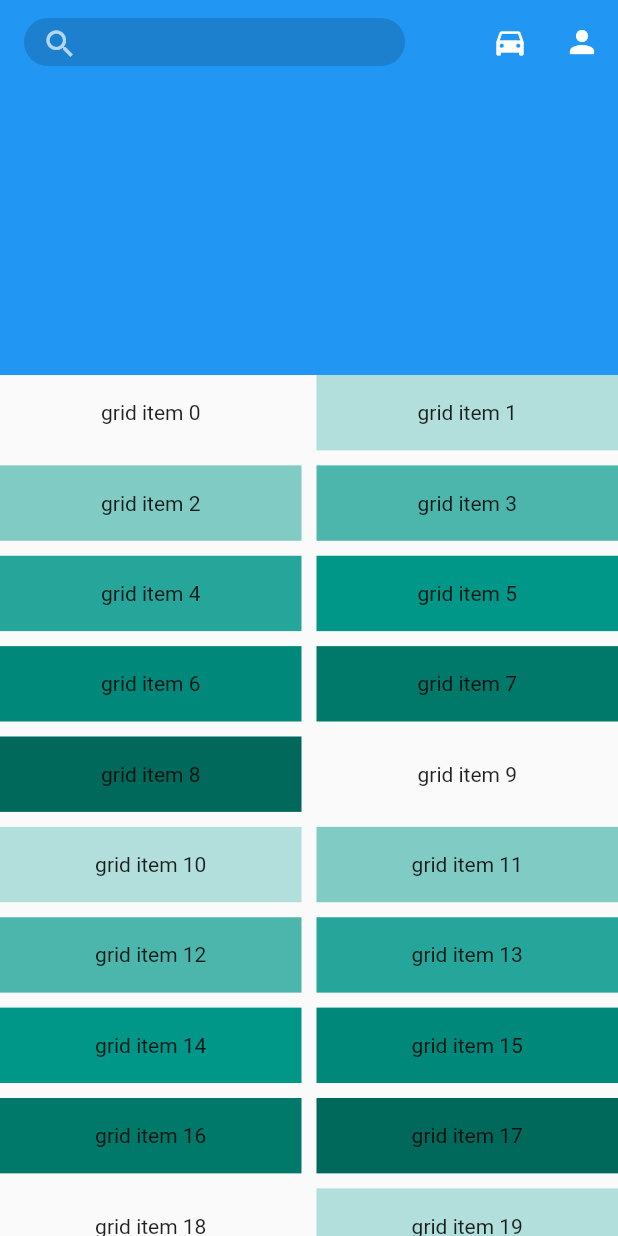
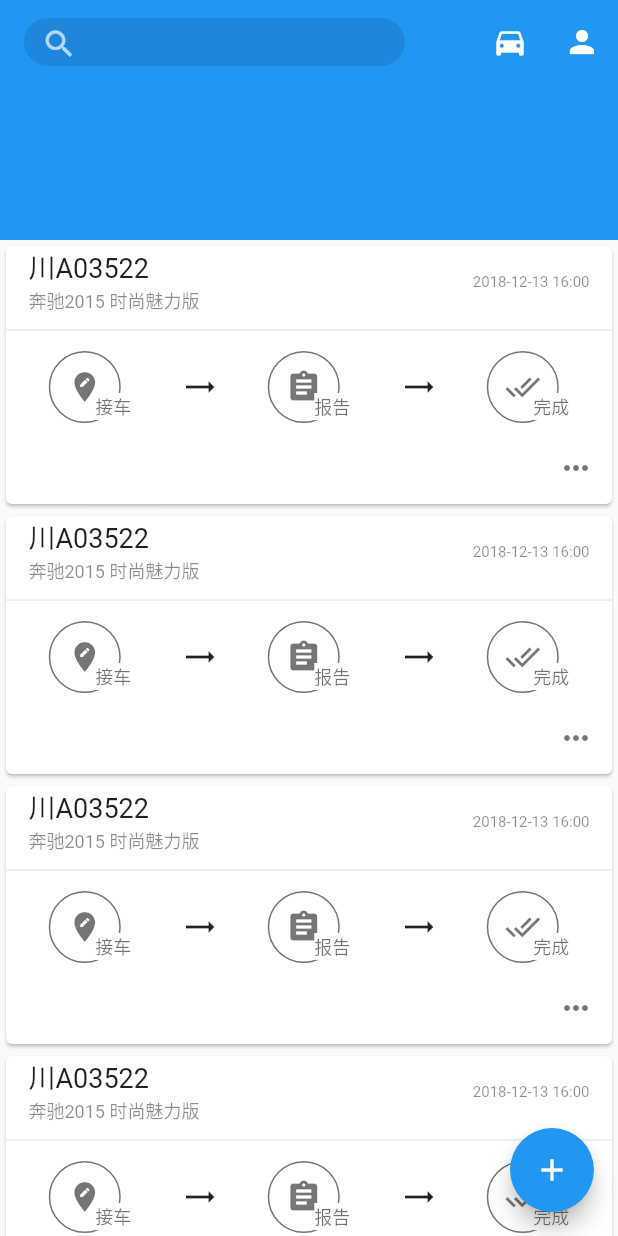
Before and after one commit to Aoqin/AUZOR_FLUTTER, a Flutter app: the screen it shows after launch, after a tap on "Home", on a phone screen of 412 x 824 dp. Run offline on Flutter 3.47's test engine with Material 2 defaults, Android fonts, the phone set to English and light mode, and no system bars.

Commit message:
接车页面

```diff
--- a/lib/components/loginForm.dart
+++ b/lib/components/loginForm.dart
@@ -11,19 +11,15 @@ class LoginForm extends StatelessWidget {
       new TextFormFieldArea(),
       new Container(
           decoration: BoxDecoration(
-            border: Border.all(width:1.0),
+            border: Border.all(width: 1.0),
             borderRadius: BorderRadius.all(Radius.circular(25.0)),
-
           ),
           width: 400.0,
-          child:
-              FlatButton(
-                onPressed: () =>
-                  Navigator.pushNamed(context, '/home')
-                ,
-                 child: new Text('LOGIN IN'),
-              )
-            ),
+          height: 48,
+          child: FlatButton(
+            onPressed: () => Navigator.pushNamed(context, '/home'),
+            child: new Text('LOGIN IN'),
+          )),
     ]));
   }
 }
@@ -37,15 +33,13 @@ class TextFormFieldArea extends StatelessWidget {
     return Container(
       decoration: BoxDecoration(
           border: Border.all(width: 1.0),
-          borderRadius: BorderRadius.all(Radius.circular(25.0))
-          ),
+          borderRadius: BorderRadius.all(Radius.circular(25.0))),
       width: 400.0,
-      margin: EdgeInsets.only(bottom:20.0) ,
+      height: 48,
+      margin: EdgeInsets.only(bottom: 20.0),
       child: TextFormField(
         decoration: InputDecoration(
-          border: InputBorder.none,
-          prefixIcon: Icon(Icons.person)
-        ),
+            border: InputBorder.none, prefixIcon: Icon(Icons.person)),
       ),
     );
   }
--- /dev/null
+++ b/lib/components/receiveCard.dart
@@ -0,0 +1,136 @@
+import 'package:flutter/material.dart';
+
+class ReceiveCard extends StatelessWidget {
+  @override
+  Widget build(BuildContext context) {
+    return Card(
+        child: Column(
+      children: <Widget>[
+        Container(
+          height: 48,
+          padding: EdgeInsets.only(left: 15.0, right: 15.0),
+          child: Row(
+            children: <Widget>[
+              Expanded(
+                  flex: 1,
+                  child: Column(children: <Widget>[
+                    Container(
+                      alignment: Alignment.centerLeft,
+                      child: Text(
+                        '川A03522',
+                        style: TextStyle(fontSize: 18, color: Colors.black87)
+                      ),
+                    ),
+                    Container(
+                      alignment: Alignment.centerLeft,
+                      child: Text('奔驰2015 时尚魅力版',
+                          style:
+                              TextStyle(fontSize: 12, color: Colors.black45)),
+                    )
+                  ])),
+              Container(
+                decoration: BoxDecoration(),
+                alignment: Alignment.centerRight,
+                child: Text(
+                  '2018-12-13 16:00',
+                  style: TextStyle(fontSize: 10, color: Colors.black45),
+                ),
+              ),
+            ],
+          ),
+        ),
+        Divider(),
+        Expanded(
+          flex: 2,
+          child: Row(
+            children: <Widget>[
+              Expanded(
+                flex: 1,
+                child: StatusOperButton(
+                  icon: Icons.edit_location,
+                  active: true,
+                  text: '接车',
+                ),
+              ),
+              Container(
+                margin: EdgeInsets.only(left: 5.0, right: 5.0),
+                child: Icon(Icons.trending_flat),
+              ),
+              Expanded(
+                flex: 1,
+                child: StatusOperButton(
+                    icon: Icons.assignment, active: false, text: '报告'),
+              ),
+              Container(
+                margin: EdgeInsets.only(left: 5.0, right: 5.0),
+                child: Icon(Icons.trending_flat),
+              ),
+              Expanded(
+                flex: 1,
+                child: StatusOperButton(
+                    icon: Icons.done_all, active: false, text: '完成'),
+              ),
+            ],
+          ),
+        ),
+        Container(
+            alignment: Alignment.centerRight,
+            child: Row(
+              children: <Widget>[
+                Expanded(
+                  child: new Container(),
+                ),
+                IconButton(
+                  icon: Icon(Icons.more_horiz, color: Colors.black54),
+                  onPressed: () {},
+                )
+              ],
+            )),
+      ],
+    ));
+  }
+}
+
+class StatusOperButton extends StatelessWidget {
+  IconData icon;
+  bool active;
+  String text;
+  StatusOperButton({this.icon, this.active, this.text});
+  @override
+  Widget build(BuildContext context) {
+    return Center(
+        child: Container(
+      width: 55,
+      height: 48,
+      child: Stack(
+        children: <Widget>[
+          Container(
+            width: 48,
+            height: 48,
+            padding: EdgeInsets.all(0.0),
+            decoration: BoxDecoration(
+                borderRadius: BorderRadius.all(Radius.circular(24.0)),
+                border: Border.all(width: 1.0, color: Colors.black54)),
+            child: IconButton(
+              icon: Icon(
+                icon,
+                color: Colors.black54,
+              ),
+              onPressed: () {},
+            ),
+          ),
+          Positioned(
+              bottom: 2,
+              right: 0,
+              child: Container(
+                decoration: BoxDecoration(color: Colors.white),
+                child: Text(
+                  text,
+                  style: TextStyle(fontSize: 12, color: Colors.black54),
+                ),
+              ))
+        ],
+      ),
+    ));
+  }
+}
--- a/lib/components/searchBar.dart
+++ b/lib/components/searchBar.dart
@@ -1,25 +1,29 @@
 import 'package:flutter/material.dart';
 
 class SearchBar extends StatelessWidget {
+  double opacityVal = 0.1;
+
   @override
   Widget build(BuildContext context) {
     return (new Container(
-      height: 32.0,
+        padding: EdgeInsets.all(0.0),
         margin: EdgeInsets.only(right: 30.0),
         decoration: BoxDecoration(
-          color: Color.fromRGBO(0, 0, 0, .15),
+            color: Color.fromRGBO(0, 0, 0, opacityVal),
             borderRadius: BorderRadius.all(Radius.circular(16.0))),
+        child: Container(
+          height: 32.0,
           child: TextField(
             style: TextStyle(color: Color(0xFFFFFFFF)),
             decoration: InputDecoration(
+                contentPadding: EdgeInsets.only(top: 8.0,right: 18.0),
                 border: InputBorder.none,
-            contentPadding: EdgeInsets.only(top: 6.0),
-
                 prefixIcon: IconButton(
-                padding: EdgeInsets.only(top: 2.0),
-                icon: Icon(Icons.search,color: Color.fromRGBO(255, 255, 255, .675)),
-                onPressed: () => {})),
+                    padding: EdgeInsets.only(top: 3.0,right: 1.0),
+                    icon: Icon(Icons.search,
+                        color: Color.fromRGBO(255, 255, 255, .675)),
+                    onPressed: () => opacityVal = 0.15)),
           ),
-    ));
+        )));
   }
 }
--- a/lib/pages/home/index.dart
+++ b/lib/pages/home/index.dart
@@ -1,5 +1,6 @@
 import 'package:flutter/material.dart';
 import 'package:auzor/components/searchBar.dart';
+import 'package:auzor/components/receiveCard.dart';
 
 class HomePage extends StatefulWidget {
   @override
@@ -10,53 +11,29 @@ class _HomePageState extends State {
   @override
   Widget build(BuildContext context) {
     return Scaffold(
+        floatingActionButton: FloatingActionButton(
+          child: Icon(Icons.add),
+          onPressed: () {},
+        ),
         body: CustomScrollView(
           slivers: <Widget>[
             SliverAppBar(
               pinned: true,
-          expandedHeight: 250.0,
+              expandedHeight: 160.0,
               title: new SearchBar(),
               automaticallyImplyLeading: false,
               actions: <Widget>[
                 new IconButton(
-              icon: Icon(Icons.directions_car),
-              onPressed:()=>{}
-            ),
-            new IconButton(
-              icon: Icon(Icons.person),
-              onPressed:()=>{}
-            )
+                    icon: Icon(Icons.directions_car), onPressed: () => {}),
+                new IconButton(icon: Icon(Icons.person), onPressed: () => {})
               ],
             ),
-        SliverGrid(
-          gridDelegate: SliverGridDelegateWithMaxCrossAxisExtent(
-            maxCrossAxisExtent: 200.0,
-            mainAxisSpacing: 10.0,
-            crossAxisSpacing: 10.0,
-            childAspectRatio: 4.0,
-          ),
-          delegate: SliverChildBuilderDelegate(
-            (BuildContext context, int index) {
-              return Container(
-                alignment: Alignment.center,
-                color: Colors.teal[100 * (index % 9)],
-                child: Text('grid item $index'),
-              );
-            },
-            childCount: 20,
-          ),
-        ),
             SliverFixedExtentList(
-          itemExtent: 50.0,
-          delegate: SliverChildBuilderDelegate(
-            (BuildContext context, int index) {
-              return Container(
-                alignment: Alignment.center,
-                color: Colors.lightBlue[100 * (index % 9)],
-                child: Text('list item $index'),
-              );
-            },
-          ),
+              itemExtent: 180,
+              delegate:
+                  SliverChildBuilderDelegate((BuildContext context, int index) {
+                return ReceiveCard();
+              }, childCount: 10),
             ),
           ],
         ));
```
Also changed, not shown: 2 other files. Lines whose indentation alone changed are shown as unchanged.
